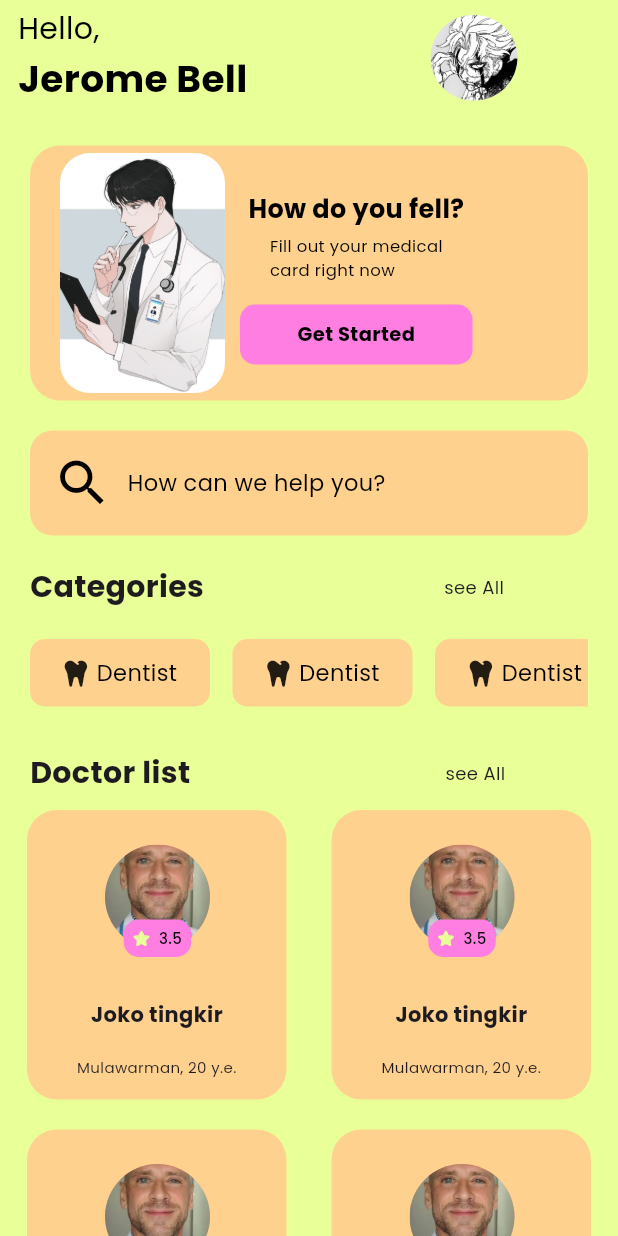
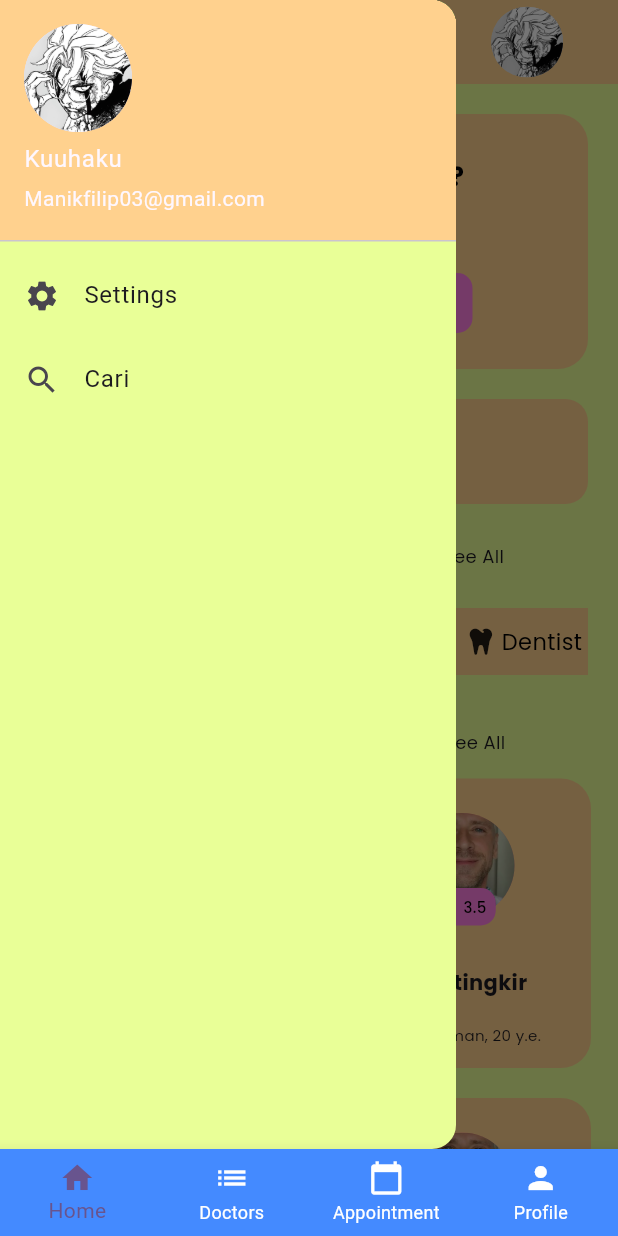
Before and after one commit to praktikuminformatikaunmul/PEMROGRAMAN-MOBILE, a Flutter app: the screen it shows after launch, with the side drawer open (before the commit the screen has no drawer), on a phone screen of 412 x 824 dp. Run offline on Flutter 3.47's test engine with Material 3 defaults, Android fonts, the phone set to English and light mode, and no system bars; our stand-ins replace font_awesome_flutter, google_fonts.

Commit message:
update pertemuan 5

```diff
--- a/pertemuan_5-Navigation_Route/pertemuan_5/lib/main.dart
+++ b/pertemuan_5-Navigation_Route/pertemuan_5/lib/main.dart
@@ -1,6 +1,7 @@
 import 'package:flutter/material.dart';
 import 'package:pertemuan_3/pages/HomePage.dart';
 import 'package:pertemuan_3/pages/login_page.dart';
+import 'package:pertemuan_3/pages/main_page.dart';
 
 void main() {
   runApp(const MyApp());
@@ -19,7 +20,7 @@ class MyApp extends StatelessWidget {
         useMaterial3: true,
       ),
       debugShowCheckedModeBanner: false,
-      home: const MyHomePage(),
+      home: const MyMainPage(),
     );
   }
 }
--- a/pertemuan_5-Navigation_Route/pertemuan_5/lib/models/custom_button.dart
+++ b/pertemuan_5-Navigation_Route/pertemuan_5/lib/models/custom_button.dart
@@ -20,7 +20,7 @@ class _MyCustomButtonState extends State<MyCustomButton> {
     return ElevatedButton(
       onPressed: widget.onPressed,
       style: ElevatedButton.styleFrom(
-        backgroundColor: Color(0xFFFFD18E),
+        backgroundColor: const Color(0xFFFFD18E),
         padding: const EdgeInsetsDirectional.symmetric(horizontal: 30),
         elevation: 5,
         shape: RoundedRectangleBorder(
--- a/pertemuan_5-Navigation_Route/pertemuan_5/lib/pages/HomePage.dart
+++ b/pertemuan_5-Navigation_Route/pertemuan_5/lib/pages/HomePage.dart
@@ -3,6 +3,7 @@ import 'package:google_fonts/google_fonts.dart';
 import 'package:font_awesome_flutter/font_awesome_flutter.dart';
 import 'package:pertemuan_3/models/categories.dart';
 import 'package:pertemuan_3/models/doctor_list_card.dart';
+import 'package:pertemuan_3/pages/profile.dart';
 
 class MyHomePage extends StatefulWidget {
   const MyHomePage({super.key});
@@ -15,45 +16,21 @@ class _MyHomePageState extends State<MyHomePage> {
   @override
   Widget build(BuildContext context) {
     return Scaffold(
-      backgroundColor: const Color(0xFFE9FF97),
-      body: ListView(
+      appBar: AppBar(
+        backgroundColor: const Color(0xFFFFD18E),
+        title: Row(
+          mainAxisAlignment: MainAxisAlignment.spaceEvenly,
           children: [
-          SizedBox(
-            width: 100,
-            height: 77,
-            // color: Colors.yellow,
-            child: Row(
-              children: [
-                Column(
-                  crossAxisAlignment: CrossAxisAlignment.start,
-                  children: [
-                    Container(
-                      margin: const EdgeInsets.fromLTRB(12, 5, 10, 0),
-                      child: Text(
-                        'Hello, ',
-                        style: GoogleFonts.poppins(
-                          color: Colors.black,
-                          fontSize: 20,
-                        ),
+            const Text(
+              "Hello, John Doe",
+              style: TextStyle(
+                fontSize: 25,
               ),
             ),
             Container(
-                      margin: const EdgeInsets.fromLTRB(12, 0, 10, 7),
-                      child: Text(
-                        'Jerome Bell',
-                        style: GoogleFonts.poppins(
-                          color: Colors.black,
-                          fontSize: 25,
-                          fontWeight: FontWeight.w700,
-                        ),
-                      ),
-                    ),
-                  ],
-                ),
-                const SizedBox(width: 112),
-                Container(
-                  width: 58,
-                  height: 57,
+              width: 48,
+              height: 47,
+              margin: const EdgeInsets.only(left: 40),
               decoration: BoxDecoration(
                 color: Colors.grey[300],
                 borderRadius: BorderRadius.circular(50),
@@ -66,6 +43,48 @@ class _MyHomePageState extends State<MyHomePage> {
           ],
         ),
       ),
+      drawer: Drawer(
+        backgroundColor: const Color(0xFFE9FF97),
+        child: Column(
+          children: [
+            GestureDetector(
+              onTap: (){
+                Navigator.push(
+                  context,
+                  MaterialPageRoute(builder: (context) => const MyProfile()),
+                );
+              },
+              child: const UserAccountsDrawerHeader(
+                accountName: Text(
+                  "Kuuhaku",
+                ),
+                accountEmail: Text(
+                  "Manikfilip03@gmail.com",
+                ),
+                currentAccountPicture: CircleAvatar(
+                  backgroundImage: AssetImage("assets/dandadan.jpeg"),
+                ),
+                decoration: BoxDecoration(
+                  color: Color(0xFFFFD18E),
+                ),
+              ),
+            ),
+            ListTile(
+              leading: const Icon(Icons.settings),
+              title: const Text('Settings'),
+              onTap: () {},
+            ),
+            ListTile(
+              leading: const Icon(Icons.search),
+              title: const Text('Cari'),
+              onTap: () {},
+            ),
+          ],
+        ),
+      ),
+      backgroundColor: const Color(0xFFE9FF97),
+      body: ListView(
+        children: [
           Container(
             width: double.infinity,
             height: 170,
--- /dev/null
+++ b/pertemuan_5-Navigation_Route/pertemuan_5/lib/pages/main_page.dart
@@ -0,0 +1,48 @@
+import 'package:flutter/material.dart';
+import 'package:pertemuan_3/pages/HomePage.dart';
+import 'package:pertemuan_3/pages/appointment.dart';
+import 'package:pertemuan_3/pages/list_doctor.dart';
+import 'package:pertemuan_3/pages/profile.dart';
+
+class MyMainPage extends StatefulWidget {
+  const MyMainPage({super.key});
+
+  @override
+  State<MyMainPage> createState() => _MyMainPageState();
+}
+
+class _MyMainPageState extends State<MyMainPage> {
+  int _currentIndex = 0;
+  final List<Widget> _pages = [
+    MyHomePage(),
+    MyListDoctor(),
+    MyAppointment(),
+    MyProfile(),
+  ];
+
+  void _onTap(int index) {
+    setState(() {
+      _currentIndex = index;
+    });
+  }
+
+  @override
+  Widget build(BuildContext context) {
+    return Scaffold(
+      body: _pages[_currentIndex],
+      bottomNavigationBar: BottomNavigationBar(
+        type: BottomNavigationBarType.fixed,
+        backgroundColor: Colors.blueAccent,
+        unselectedItemColor: Colors.white,
+        onTap: _onTap,
+        items: const [
+          BottomNavigationBarItem(icon: Icon(Icons.home), label: 'Home'),
+          BottomNavigationBarItem(icon: Icon(Icons.list), label: 'Doctors'),
+          BottomNavigationBarItem(
+              icon: Icon(Icons.calendar_today), label: 'Appointment'),
+          BottomNavigationBarItem(icon: Icon(Icons.person), label: 'Profile'),
+        ],
+      ),
+    );
+  }
+}
```
Also changed, not shown: pertemuan_5-Navigation_Route/pertemuan_5/lib/pages/appointment.dart (added, +20 -0 lines), pertemuan_5-Navigation_Route/pertemuan_5/lib/pages/list_doctor.dart (added, +36 -0 lines), pertemuan_5-Navigation_Route/pertemuan_5/lib/pages/profile.dart (added, +20 -0 lines), pertemuan_5-Navigation_Route/pertemuan_5/flutter_01.png (added). Lines whose indentation alone changed are shown as unchanged.
